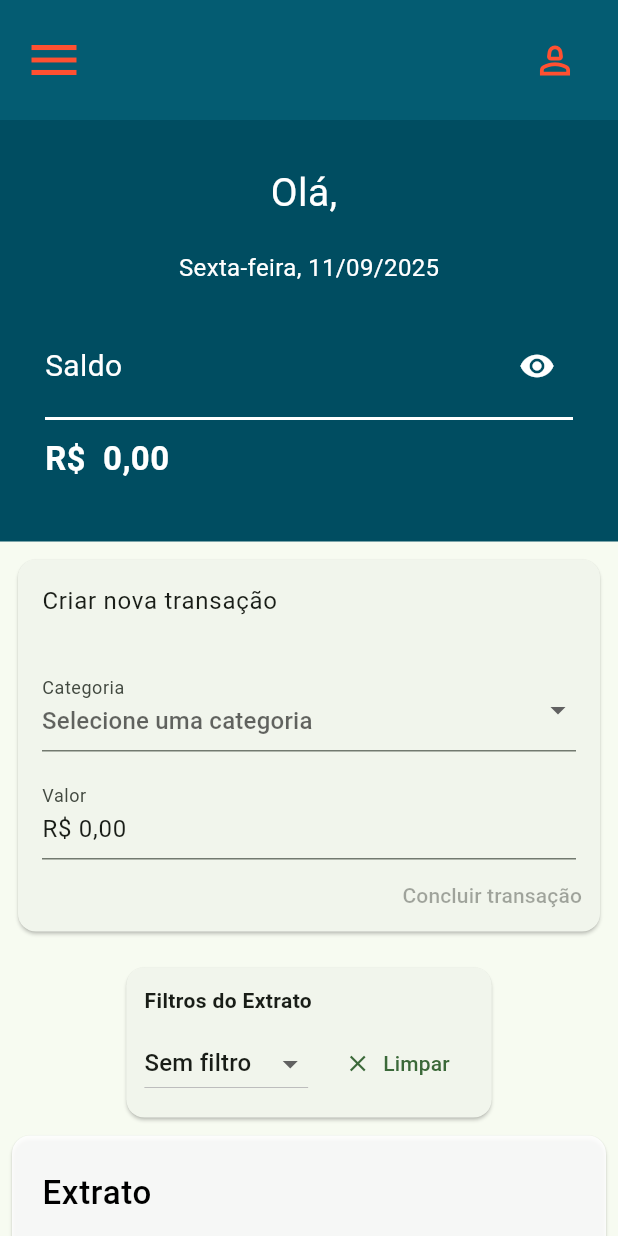
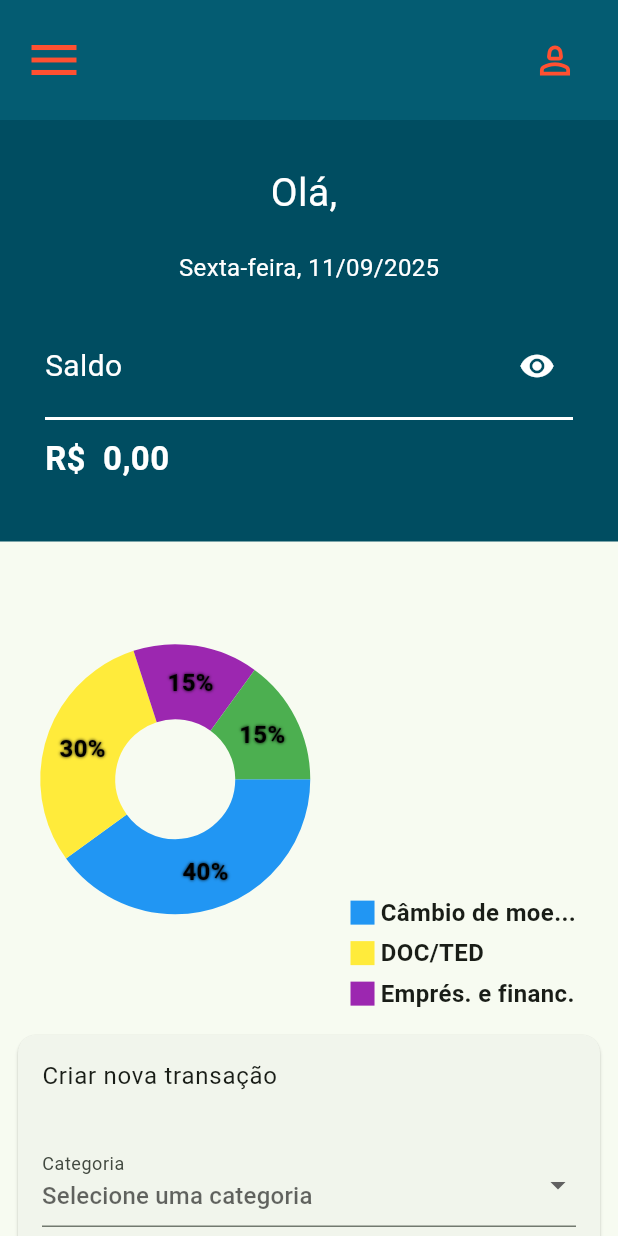
Before and after one commit to coelhoadler/pos-fiap-FRNT-TC-financeiro-mobile, a Flutter app: the DashboardScreen screen opened by its route, after a tap on the "visibility off" icon, on a phone screen of 412 x 824 dp. Run offline on Flutter 3.47's test engine with Material 3 defaults, Android fonts, the phone set to English and light mode, and no system bars; drawn by our look-alikes of fl_chart; our stand-ins replace cloud_firestore, firebase_auth, firebase_core, firebase_storage, flutter_multi_formatter, flutter_secure_storage and 1 more; accounts and stored records are empty.

Commit message:
Add pie chart component and indicators; update dashboard layout

```diff
--- /dev/null
+++ b/lib/components/screens/dashboard/charts/pie/pie_chart.dart
@@ -0,0 +1,140 @@
+import 'package:fl_chart/fl_chart.dart';
+import 'package:flutter/material.dart';
+import 'package:pos_fiap_fin_mobile/components/screens/dashboard/charts/pie/pie_indicator.dart';
+
+class PieChartSample2 extends StatefulWidget {
+  const PieChartSample2({super.key});
+
+  @override
+  State<StatefulWidget> createState() => PieChart2State();
+}
+
+class PieChart2State extends State {
+  int touchedIndex = -1;
+
+  @override
+  Widget build(BuildContext context) {
+    return AspectRatio(
+      aspectRatio: 1.3,
+      child: Row(
+        children: <Widget>[
+          const SizedBox(height: 18),
+          Expanded(
+            child: AspectRatio(
+              aspectRatio: 1,
+              child: PieChart(
+                PieChartData(
+                  pieTouchData: PieTouchData(
+                    touchCallback: (FlTouchEvent event, pieTouchResponse) {
+                      setState(() {
+                        if (!event.isInterestedForInteractions ||
+                            pieTouchResponse == null ||
+                            pieTouchResponse.touchedSection == null) {
+                          touchedIndex = -1;
+                          return;
+                        }
+                        touchedIndex = pieTouchResponse
+                            .touchedSection!
+                            .touchedSectionIndex;
+                      });
+                    },
+                  ),
+                  borderData: FlBorderData(show: false),
+                  sectionsSpace: 0,
+                  centerSpaceRadius: 40,
+                  sections: showingSections(),
+                ),
+              ),
+            ),
+          ),
+          const Column(
+            mainAxisAlignment: MainAxisAlignment.end,
+            crossAxisAlignment: CrossAxisAlignment.start,
+            children: <Widget>[
+              Indicator(
+                color: Colors.blue,
+                text: 'Câmbio de moe...', // câmbio de moedas
+                isSquare: true,
+              ),
+              SizedBox(height: 4),
+              Indicator(color: Colors.yellow, text: 'DOC/TED', isSquare: true),
+              SizedBox(height: 4),
+              Indicator(
+                color: Colors.purple,
+                text: 'Emprés. e financ.', // empréstimos e financiamentos
+                isSquare: true,
+              ),
+              SizedBox(height: 4),
+            ],
+          ),
+          const SizedBox(width: 28),
+        ],
+      ),
+    );
+  }
+
+  List<PieChartSectionData> showingSections() {
+    return List.generate(4, (i) {
+      final isTouched = i == touchedIndex;
+      final fontSize = isTouched ? 25.0 : 16.0;
+      final radius = isTouched ? 60.0 : 50.0;
+      const shadows = [Shadow(color: Colors.black, blurRadius: 2)];
+      switch (i) {
+        case 0:
+          return PieChartSectionData(
+            color: Colors.blue,
+            value: 40,
+            title: '40%',
+            radius: radius,
+            titleStyle: TextStyle(
+              fontSize: fontSize,
+              fontWeight: FontWeight.bold,
+              color: Colors.black,
+              shadows: shadows,
+            ),
+          );
+        case 1:
+          return PieChartSectionData(
+            color: Colors.yellow,
+            value: 30,
+            title: '30%',
+            radius: radius,
+            titleStyle: TextStyle(
+              fontSize: fontSize,
+              fontWeight: FontWeight.bold,
+              color: Colors.black,
+              shadows: shadows,
+            ),
+          );
+        case 2:
+          return PieChartSectionData(
+            color: Colors.purple,
+            value: 15,
+            title: '15%',
+            radius: radius,
+            titleStyle: TextStyle(
+              fontSize: fontSize,
+              fontWeight: FontWeight.bold,
+              color: Colors.black,
+              shadows: shadows,
+            ),
+          );
+        case 3:
+          return PieChartSectionData(
+            color: Colors.green,
+            value: 15,
+            title: '15%',
+            radius: radius,
+            titleStyle: TextStyle(
+              fontSize: fontSize,
+              fontWeight: FontWeight.bold,
+              color: Colors.black,
+              shadows: shadows,
+            ),
+          );
+        default:
+          throw Error();
+      }
+    });
+  }
+}
--- /dev/null
+++ b/lib/components/screens/dashboard/charts/pie/pie_indicator.dart
@@ -0,0 +1,42 @@
+import 'package:flutter/material.dart';
+
+class Indicator extends StatelessWidget {
+  const Indicator({
+    super.key,
+    required this.color,
+    required this.text,
+    required this.isSquare,
+    this.size = 16,
+    this.textColor,
+  });
+  final Color color;
+  final String text;
+  final bool isSquare;
+  final double size;
+  final Color? textColor;
+
+  @override
+  Widget build(BuildContext context) {
+    return Row(
+      children: <Widget>[
+        Container(
+          width: size,
+          height: size,
+          decoration: BoxDecoration(
+            shape: isSquare ? BoxShape.rectangle : BoxShape.circle,
+            color: color,
+          ),
+        ),
+        const SizedBox(width: 4),
+        Text(
+          text,
+          style: TextStyle(
+            fontSize: 16,
+            fontWeight: FontWeight.bold,
+            color: textColor,
+          ),
+        ),
+      ],
+    );
+  }
+}
--- a/lib/screens/dashboard.dart
+++ b/lib/screens/dashboard.dart
@@ -1,5 +1,6 @@
 import 'package:firebase_auth/firebase_auth.dart';
 import 'package:flutter/material.dart';
+import 'package:pos_fiap_fin_mobile/components/screens/dashboard/charts/pie/pie_chart.dart';
 import 'package:pos_fiap_fin_mobile/components/screens/dashboard/new_transfer/new_transfer.dart';
 import 'package:pos_fiap_fin_mobile/components/ui/firebase_logout_util.dart';
 import 'package:pos_fiap_fin_mobile/components/ui/header/header.dart';
@@ -65,10 +66,15 @@ class _DashboardScreenState extends State<DashboardScreen> {
       case TransferFilterType.range:
         if (_selectedRange != null) {
           final start = DateTime(
-              _selectedRange!.start.year, _selectedRange!.start.month, _selectedRange!.start.day);
+            _selectedRange!.start.year,
+            _selectedRange!.start.month,
+            _selectedRange!.start.day,
+          );
           final endExclusive = DateTime(
-              _selectedRange!.end.year, _selectedRange!.end.month, _selectedRange!.end.day)
-              .add(const Duration(days: 1));
+            _selectedRange!.end.year,
+            _selectedRange!.end.month,
+            _selectedRange!.end.day,
+          ).add(const Duration(days: 1));
           setState(() {
             _startDate = start;
             _endDate = endExclusive;
@@ -87,34 +93,44 @@ class _DashboardScreenState extends State<DashboardScreen> {
 
   List<DropdownMenuItem<int>> _monthItems() {
     const months = [
-      'Janeiro','Fevereiro','Março','Abril','Maio','Junho',
-      'Julho','Agosto','Setembro','Outubro','Novembro','Dezembro'
+      'Janeiro',
+      'Fevereiro',
+      'Março',
+      'Abril',
+      'Maio',
+      'Junho',
+      'Julho',
+      'Agosto',
+      'Setembro',
+      'Outubro',
+      'Novembro',
+      'Dezembro',
     ];
     return List.generate(12, (i) {
       final m = i + 1;
-      return DropdownMenuItem<int>(
-        value: m,
-        child: Text('${months[i]} ($m)'),
-      );
+      return DropdownMenuItem<int>(value: m, child: Text('${months[i]} ($m)'));
     });
   }
 
   List<DropdownMenuItem<int>> _yearItems() {
     final current = DateTime.now().year;
     final years = List.generate(6, (i) => current - i);
-    return years.map((y) => DropdownMenuItem<int>(value: y, child: Text(y.toString()))).toList();
+    return years
+        .map((y) => DropdownMenuItem<int>(value: y, child: Text(y.toString())))
+        .toList();
   }
 
   Future<void> _pickRange() async {
     final now = DateTime.now();
     final firstDay = DateTime(now.year - 5, 1, 1);
-    final lastDay  = DateTime(now.year + 1, 12, 31);
+    final lastDay = DateTime(now.year + 1, 12, 31);
 
     final picked = await showDateRangePicker(
       context: context,
       firstDate: firstDay,
       lastDate: lastDay,
-      initialDateRange: _selectedRange ??
+      initialDateRange:
+          _selectedRange ??
           DateTimeRange(start: DateTime(now.year, now.month, 1), end: now),
       saveText: 'Aplicar',
       helpText: 'Selecione o período',
@@ -177,8 +193,9 @@ class _DashboardScreenState extends State<DashboardScreen> {
         child: Column(
           mainAxisAlignment: MainAxisAlignment.start,
           children: [
-            const Balance(),
-            const NewTransferScreen(),
+            Balance(),
+            PieChartSample2(),
+            NewTransferScreen(),
 
             // ---------------- FILTRO ----------------
             Padding(
@@ -189,7 +206,10 @@ class _DashboardScreenState extends State<DashboardScreen> {
                   child: Column(
                     crossAxisAlignment: CrossAxisAlignment.start,
                     children: [
-                      const Text('Filtros do Extrato', style: TextStyle(fontWeight: FontWeight.bold)),
+                      const Text(
+                        'Filtros do Extrato',
+                        style: TextStyle(fontWeight: FontWeight.bold),
+                      ),
                       const SizedBox(height: 8),
 
                       Wrap(
@@ -271,13 +291,13 @@ class _DashboardScreenState extends State<DashboardScreen> {
                               label: Text(
                                 _selectedRange == null
                                     ? 'Selecionar período'
-                                    : 'Período: ${_selectedRange!.start.day.toString().padLeft(2,'0')}/'
-                                      '${_selectedRange!.start.month.toString().padLeft(2,'0')}/'
-                                      '${_selectedRange!.start.year} '
-                                      '→ '
-                                      '${_selectedRange!.end.day.toString().padLeft(2,'0')}/'
-                                      '${_selectedRange!.end.month.toString().padLeft(2,'0')}/'
-                                      '${_selectedRange!.end.year}',
+                                    : 'Período: ${_selectedRange!.start.day.toString().padLeft(2, '0')}/'
+                                          '${_selectedRange!.start.month.toString().padLeft(2, '0')}/'
+                                          '${_selectedRange!.start.year} '
+                                          '→ '
+                                          '${_selectedRange!.end.day.toString().padLeft(2, '0')}/'
+                                          '${_selectedRange!.end.month.toString().padLeft(2, '0')}/'
+                                          '${_selectedRange!.end.year}',
                               ),
                             ),
                           ],
--- a/pubspec.yaml
+++ b/pubspec.yaml
@@ -39,6 +39,7 @@ dependencies:
   flutter_multi_formatter: ^2.13.10
   fluttertoast: ^8.2.4
   flutter_secure_storage: ^9.2.4
+  fl_chart: ^1.1.0
 
 dev_dependencies:
   flutter_test:
```
Also changed, not shown: pubspec.lock.
